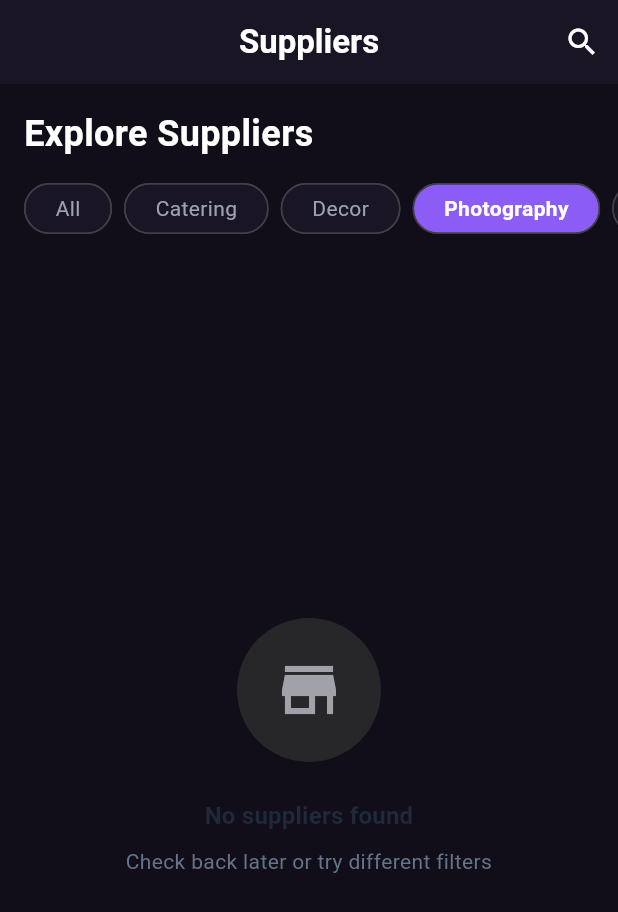
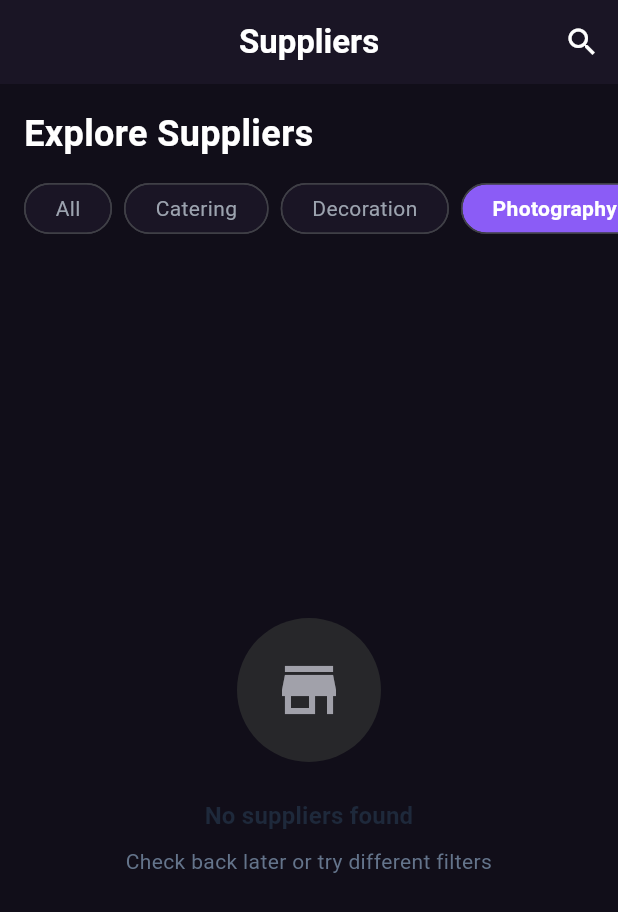
Before and after one commit to MohamedSaadMohamed1/exhibition_platform, a Flutter app: the SuppliersScreen screen opened by its route, after a tap on "Photography", on a phone screen of 412 x 824 dp. Shown: the top 912 px of the screen. Run offline on Flutter 3.47's test engine with Material 3 defaults, Android fonts, the phone set to English and light mode, and no system bars; our stand-ins replace cached_network_image, cloud_firestore, connectivity_plus, dartz, equatable, firebase_auth and 12 more; accounts and stored records are empty; Roboto replaces fonts that are missing (Cairo).

Commit message:
feat: update supplier filtering and sorting logic, enhance supplier model with new fields

```diff
--- a/lib/features/suppliers/data/repositories/supplier_repository_impl.dart
+++ b/lib/features/suppliers/data/repositories/supplier_repository_impl.dart
@@ -29,7 +29,7 @@ class SupplierRepositoryImpl implements SupplierRepository {
       // Apply filters
       if (filter != null) {
         if (filter.category != null) {
-          query = query.where('categories', arrayContains: filter.category);
+          query = query.where('category', isEqualTo: filter.category);
         }
         if (filter.minRating != null) {
           query = query.where('rating', isGreaterThanOrEqualTo: filter.minRating);
@@ -48,13 +48,13 @@ class SupplierRepositoryImpl implements SupplierRepository {
           query = query.orderBy('rating', descending: !ascending);
           break;
         case SupplierSortBy.reviewCount:
-          query = query.orderBy('reviewsCount', descending: !ascending);
+          query = query.orderBy('reviewCount', descending: !ascending);
           break;
         case SupplierSortBy.ordersCount:
           query = query.orderBy('ordersCount', descending: !ascending);
           break;
         case SupplierSortBy.name:
-          query = query.orderBy('businessName', descending: !ascending);
+          query = query.orderBy('name', descending: !ascending);
           break;
         case SupplierSortBy.createdAt:
           query = query.orderBy('createdAt', descending: !ascending);
@@ -165,7 +165,7 @@ class SupplierRepositoryImpl implements SupplierRepository {
     try {
       final snapshot = await _suppliersCollection
           .where('isActive', isEqualTo: true)
-          .where('categories', arrayContains: category)
+          .where('category', isEqualTo: category)
           .orderBy('rating', descending: true)
           .limit(limit)
           .get();
@@ -259,7 +259,7 @@ class SupplierRepositoryImpl implements SupplierRepository {
     try {
       await _suppliersCollection.doc(supplierId).update({
         'rating': newRating,
-        'reviewsCount': totalReviews,
+        'reviewCount': totalReviews,
         'updatedAt': FieldValue.serverTimestamp(),
       });
       return const Right(null);
@@ -319,7 +319,7 @@ class SupplierRepositoryImpl implements SupplierRepository {
         .where('isActive', isEqualTo: true);
 
     if (filter?.category != null) {
-      query = query.where('categories', arrayContains: filter!.category);
+      query = query.where('category', isEqualTo: filter!.category);
     }
 
     return query.orderBy('rating', descending: true).snapshots().map(
--- a/lib/features/suppliers/presentation/screens/suppliers_screen.dart
+++ b/lib/features/suppliers/presentation/screens/suppliers_screen.dart
@@ -105,19 +105,19 @@ class _SuppliersScreenState extends ConsumerState<SuppliersScreen> {
                       _selectedCategory = 'Catering';
                     });
                     ref.read(suppliersNotifierProvider.notifier).applyFilter(
-                          SupplierFilter(category: 'Catering'),
+                          const SupplierFilter(category: 'Catering'),
                         );
                   },
                 ),
                 _CategoryChip(
-                  label: 'Decor',
-                  isSelected: _selectedCategory == 'Decor',
+                  label: 'Decoration',
+                  isSelected: _selectedCategory == 'Decoration',
                   onTap: () {
                     setState(() {
-                      _selectedCategory = 'Decor';
+                      _selectedCategory = 'Decoration';
                     });
                     ref.read(suppliersNotifierProvider.notifier).applyFilter(
-                          SupplierFilter(category: 'Decor'),
+                          const SupplierFilter(category: 'Decoration'),
                         );
                   },
                 ),
@@ -129,19 +129,19 @@ class _SuppliersScreenState extends ConsumerState<SuppliersScreen> {
                       _selectedCategory = 'Photography';
                     });
                     ref.read(suppliersNotifierProvider.notifier).applyFilter(
-                          SupplierFilter(category: 'Photography'),
+                          const SupplierFilter(category: 'Photography'),
                         );
                   },
                 ),
                 _CategoryChip(
-                  label: 'Entertainment',
-                  isSelected: _selectedCategory == 'Entertainment',
+                  label: 'Audio & Visual',
+                  isSelected: _selectedCategory == 'Audio & Visual',
                   onTap: () {
                     setState(() {
-                      _selectedCategory = 'Entertainment';
+                      _selectedCategory = 'Audio & Visual';
                     });
                     ref.read(suppliersNotifierProvider.notifier).applyFilter(
-                          SupplierFilter(category: 'Entertainment'),
+                          const SupplierFilter(category: 'Audio & Visual'),
                         );
                   },
                 ),
--- a/lib/shared/models/supplier_model.dart
+++ b/lib/shared/models/supplier_model.dart
@@ -19,6 +19,9 @@ class SupplierModel {
   final String createdByAdmin;
   final bool isActive;
   final bool isVerified;
+  final bool isFeatured;
+  final int ordersCount;
+  final List<String> searchKeywords;
   final DateTime createdAt;
   final DateTime? updatedAt;
 
@@ -40,6 +43,9 @@ class SupplierModel {
     required this.createdByAdmin,
     this.isActive = true,
     this.isVerified = false,
+    this.isFeatured = false,
+    this.ordersCount = 0,
+    this.searchKeywords = const [],
     required this.createdAt,
     this.updatedAt,
   });
@@ -63,6 +69,9 @@ class SupplierModel {
       createdByAdmin: json['createdByAdmin'] as String? ?? '',
       isActive: json['isActive'] as bool? ?? true,
       isVerified: json['isVerified'] as bool? ?? false,
+      isFeatured: json['isFeatured'] as bool? ?? false,
+      ordersCount: json['ordersCount'] as int? ?? 0,
+      searchKeywords: (json['searchKeywords'] as List<dynamic>?)?.cast<String>() ?? [],
       createdAt: _parseDateTime(json['createdAt']),
       updatedAt: json['updatedAt'] != null ? _parseDateTime(json['updatedAt']) : null,
     );
@@ -98,6 +107,9 @@ class SupplierModel {
       'createdByAdmin': createdByAdmin,
       'isActive': isActive,
       'isVerified': isVerified,
+      'isFeatured': isFeatured,
+      'ordersCount': ordersCount,
+      'searchKeywords': searchKeywords,
       'createdAt': Timestamp.fromDate(createdAt),
       'updatedAt': updatedAt != null ? Timestamp.fromDate(updatedAt!) : null,
     };
@@ -111,9 +123,24 @@ class SupplierModel {
     });
   }
 
+  List<String> _buildSearchKeywords() {
+    final words = <String>{};
+    for (final w in name.toLowerCase().split(' ')) {
+      if (w.isNotEmpty) words.add(w);
+    }
+    if (category != null) words.add(category!.toLowerCase());
+    for (final s in services) {
+      for (final w in s.toLowerCase().split(' ')) {
+        if (w.isNotEmpty) words.add(w);
+      }
+    }
+    return words.toList();
+  }
+
   Map<String, dynamic> toFirestore() {
     final json = toJson();
     json.remove('id');
+    json['searchKeywords'] = _buildSearchKeywords();
     json['createdAt'] = FieldValue.serverTimestamp();
     json['updatedAt'] = FieldValue.serverTimestamp();
     return json;
@@ -127,7 +154,6 @@ class SupplierModel {
   List<String> get categories => services;
   int get reviewsCount => reviewCount;
   String? get profileImage => coverImage;
-  int get ordersCount => 0; // TODO: Add ordersCount field to model
   String get userId => ownerId;
 
   /// Check if supplier has contact info
@@ -139,6 +165,7 @@ class SupplierModel {
     final json = toJson();
     json.remove('id');
     json.remove('createdAt');
+    json['searchKeywords'] = _buildSearchKeywords();
     json['updatedAt'] = FieldValue.serverTimestamp();
     return json;
   }
@@ -161,6 +188,9 @@ class SupplierModel {
     String? createdByAdmin,
     bool? isActive,
     bool? isVerified,
+    bool? isFeatured,
+    int? ordersCount,
+    List<String>? searchKeywords,
     DateTime? createdAt,
     DateTime? updatedAt,
   }) {
@@ -182,6 +212,9 @@ class SupplierModel {
       createdByAdmin: createdByAdmin ?? this.createdByAdmin,
       isActive: isActive ?? this.isActive,
       isVerified: isVerified ?? this.isVerified,
+      isFeatured: isFeatured ?? this.isFeatured,
+      ordersCount: ordersCount ?? this.ordersCount,
+      searchKeywords: searchKeywords ?? this.searchKeywords,
       createdAt: createdAt ?? this.createdAt,
       updatedAt: updatedAt ?? this.updatedAt,
     );
```
Also changed, not shown: lib/features/suppliers/presentation/screens/supplier_detail_screen.dart (+3 -4 lines).
